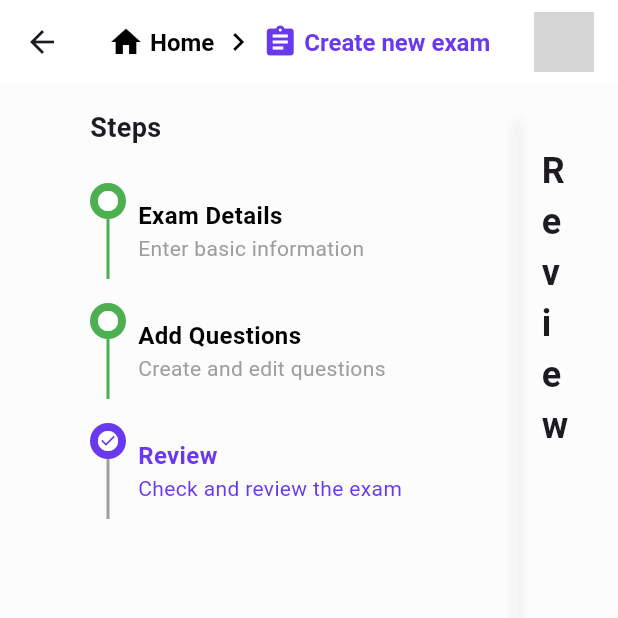
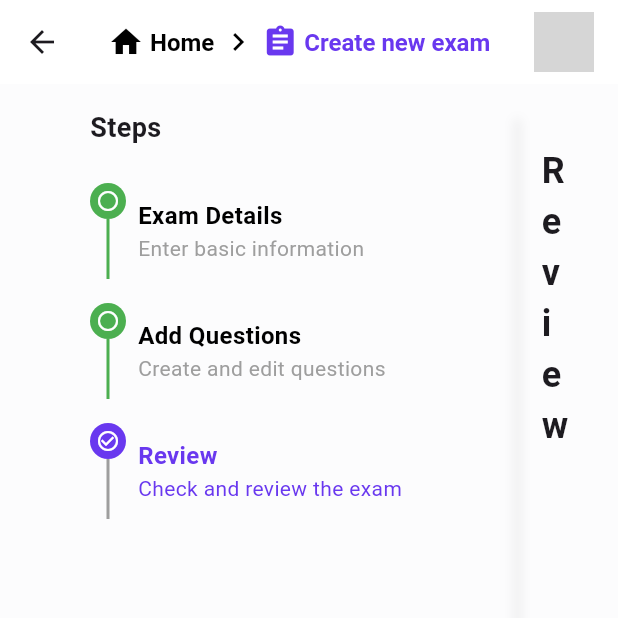
Before and after one commit to miniquinox/ExamAi-Flutter, a Flutter app: the CreateExamReview screen opened directly, on a phone screen of 412 x 824 dp, the top half of it. Run offline on Flutter 3.47's test engine with Material 3 defaults, Android fonts, the phone set to English and light mode, and no system bars; our stand-ins replace firebase_auth, firebase_core, flutter_signin_button, google_sign_in; accounts and stored records are empty; network calls fail; grey boxes are pictures that could not be loaded.

Commit message:
icon debugging

```diff
--- a/lib/professor/createExam_review.dart
+++ b/lib/professor/createExam_review.dart
@@ -140,7 +140,9 @@ class CreateExamReview extends StatelessWidget {
                         ? Colors.green
                         : Colors.grey,
                 child: Icon(
-                  isActive ? Icons.check_circle : Icons.circle,
+                  isActive
+                      ? Icons.check_circle_outline
+                      : Icons.radio_button_unchecked, // Use alternative icons
                   color: Colors.white,
                   size: 16,
                 ),
@@ -332,7 +334,7 @@ class CreateExamReview extends StatelessWidget {
             mainAxisSize: MainAxisSize.min,
             children: [
               Icon(
-                Icons.check_circle,
+                Icons.check_circle_outline, // Changed to a different icon
                 color: Colors.green,
                 size: 50,
               ),
```
